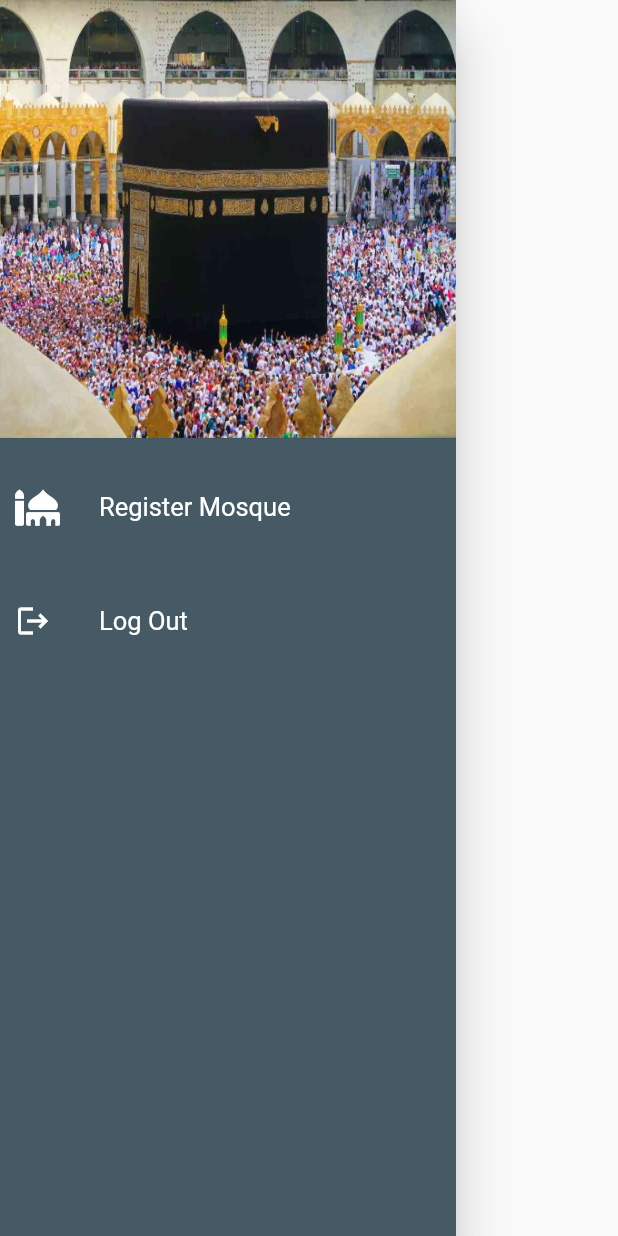
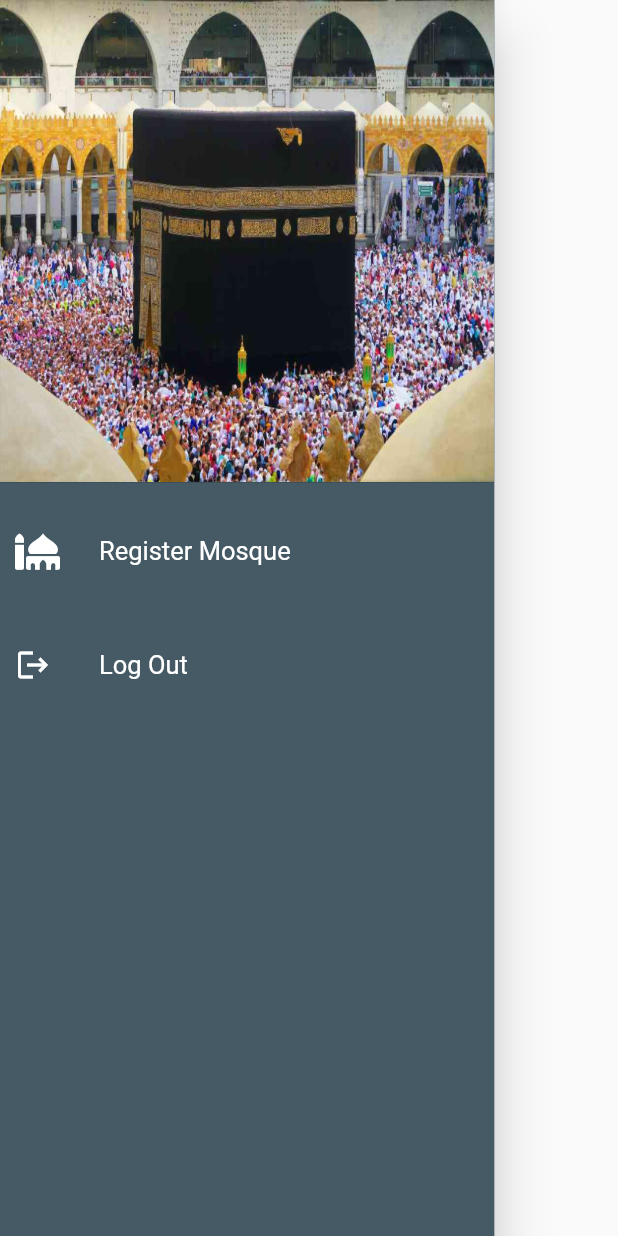
Before and after one commit to rafiqnazir/Namaz-App, a Flutter app: the MainDrawer widget shown alone on an empty page, opened directly, on a phone screen of 412 x 824 dp. Run offline on Flutter 3.47's test engine with Material 2 defaults, Android fonts, the phone set to English and light mode, and no system bars; our stand-ins replace auto_size_text, cloud_firestore, firebase_auth, firebase_core, firebase_storage, flutter_spinkit and 6 more; missing offline and left inert: geoflutterfire; accounts and stored records are empty; network calls fail.

```diff
--- a/lib/screens/authenticate/sign_in_phone.dart
+++ b/lib/screens/authenticate/sign_in_phone.dart
@@ -13,7 +13,7 @@ class _LoginScreenState extends State<LoginScreen> {
     return Scaffold(
       backgroundColor: Colors.blueGrey,
       appBar: AppBar(
-        title: Text('Phone Auth'),
+        title: Text('Phone Number Validation'),
         backgroundColor: Colors.blueGrey[700],
       ),
       body: Column(
@@ -24,7 +24,7 @@ class _LoginScreenState extends State<LoginScreen> {
               margin: EdgeInsets.only(top: 60),
               child: Center(
                 child: Text(
-                  'Phone Authentication',
+                  'Phone Number',
                   style: TextStyle(fontWeight: FontWeight.bold, fontSize: 28),
                 ),
               ),
@@ -32,6 +32,7 @@ class _LoginScreenState extends State<LoginScreen> {
             Container(
               margin: EdgeInsets.only(top: 40, right: 10, left: 10),
               child: TextField(
+                style: TextStyle(fontSize: 25),
                 decoration: InputDecoration(
                   hintText: 'Phone Number',
                   prefix: Padding(
--- a/lib/screens/home/main_drawer.dart
+++ b/lib/screens/home/main_drawer.dart
@@ -23,12 +23,14 @@ class _MainDrawerState extends State<MainDrawer> {
   Widget build(BuildContext context) {
     final user = Provider.of<CustomUser>(context);
     if (user == null) {
-      return Drawer(
+      return Container(
+        width: MediaQuery.of(context).size.width * 0.8,
+        child: Drawer(
             child: Container(
           color: Colors.blueGrey[700],
           child: ListView(children: <Widget>[
             Container(
-            height: 250,
+              height: MediaQuery.of(context).size.height / 2.5,
               child: DrawerHeader(
                 child: Text(""),
                 decoration: BoxDecoration(
@@ -68,28 +70,24 @@ class _MainDrawerState extends State<MainDrawer> {
               leading: Icon(Icons.person, color: Colors.white),
             ),
           ]),
-      ));
+        )),
+      );
     } else {
       return StreamBuilder<Mosque>(
           stream: DatabaseService(uid: user.uid).mosque,
           builder: (context, snapshot) {
             if (snapshot.hasData) {
-              return Drawer(
+              return Container(
+                width: MediaQuery.of(context).size.width * 0.8,
+                child: Drawer(
                     child: Container(
                   color: Colors.blueGrey[700],
                   child: ListView(
                     children: <Widget>[
                       Container(
-                      height: 300,
+                        height: MediaQuery.of(context).size.height / 2.5,
                         child: DrawerHeader(
                           child: Text(""),
-                        // child: Text(
-                        //   '${hijri.hDay} - ${hijri.longMonthName}',
-                        //   style: TextStyle(
-                        //       color: Colors.white,
-                        //       fontSize: 30,
-                        //       backgroundColor: Colors.teal),
-                        // ),
                           decoration: BoxDecoration(
                             image: DecorationImage(
                                 image: AssetImage("assets/kaaba.jpg"),
@@ -149,24 +147,20 @@ class _MainDrawerState extends State<MainDrawer> {
                       ),
                     ],
                   ),
-              ));
+                )),
+              );
             } else {
-              return Drawer(
+              return Container(
+                width: MediaQuery.of(context).size.width * 0.8,
+                child: Drawer(
                     child: Container(
                   color: Colors.blueGrey[700],
                   child: ListView(
                     children: <Widget>[
                       Container(
-                      height: 300,
+                        height: MediaQuery.of(context).size.height / 2.5,
                         child: DrawerHeader(
                           child: Text(""),
-                        // child: Text(
-                        //   '${hijri.hDay} - ${hijri.longMonthName}',
-                        //   style: TextStyle(
-                        //       color: Colors.white,
-                        //       fontSize: 30,
-                        //       backgroundColor: Colors.teal),
-                        // ),
                           decoration: BoxDecoration(
                             image: DecorationImage(
                                 image: AssetImage("assets/kaaba.jpg"),
@@ -207,7 +201,8 @@ class _MainDrawerState extends State<MainDrawer> {
                       ),
                     ],
                   ),
-              ));
+                )),
+              );
             }
           });
     }
--- a/lib/screens/home/namaz_timing.dart
+++ b/lib/screens/home/namaz_timing.dart
@@ -56,7 +56,7 @@ class _NamazTimingState extends State<NamazTiming> {
                         crossAxisAlignment: CrossAxisAlignment.center,
                         children: <Widget>[
                           Container(
-                            height: 400,
+                            height: MediaQuery.of(context).size.height * 0.5,
                             decoration: BoxDecoration(
                               image: DecorationImage(
                                   image:
--- a/lib/screens/home/nearest_mosques.dart
+++ b/lib/screens/home/nearest_mosques.dart
@@ -29,7 +29,7 @@ class _NearestMosqueState extends State<NearestMosque> {
             .point(latitude: position.latitude, longitude: position.longitude);
         Geoflutterfire()
             .collection(collectionRef: mosqueCollection)
-            .within(center: center, radius: 1000, field: 'location')
+            .within(center: center, radius: 50, field: 'location')
             .listen((List<DocumentSnapshot> documentList) {
           List<Mosque> temp = [];
           for (var x in documentList) {
```
Also changed, not shown: lib/screens/authenticate/otp.dart (+2 -7 lines), lib/screens/authenticate/update_mosque.dart (+5 -2 lines), lib/screens/home/sliver_appbar.dart (+8 -4 lines), lib/services/auth.dart (+23 -23 lines), pubspec.yaml (+6 -5 lines), pubspec.lock, 2 other files. Lines whose indentation alone changed are shown as unchanged.
